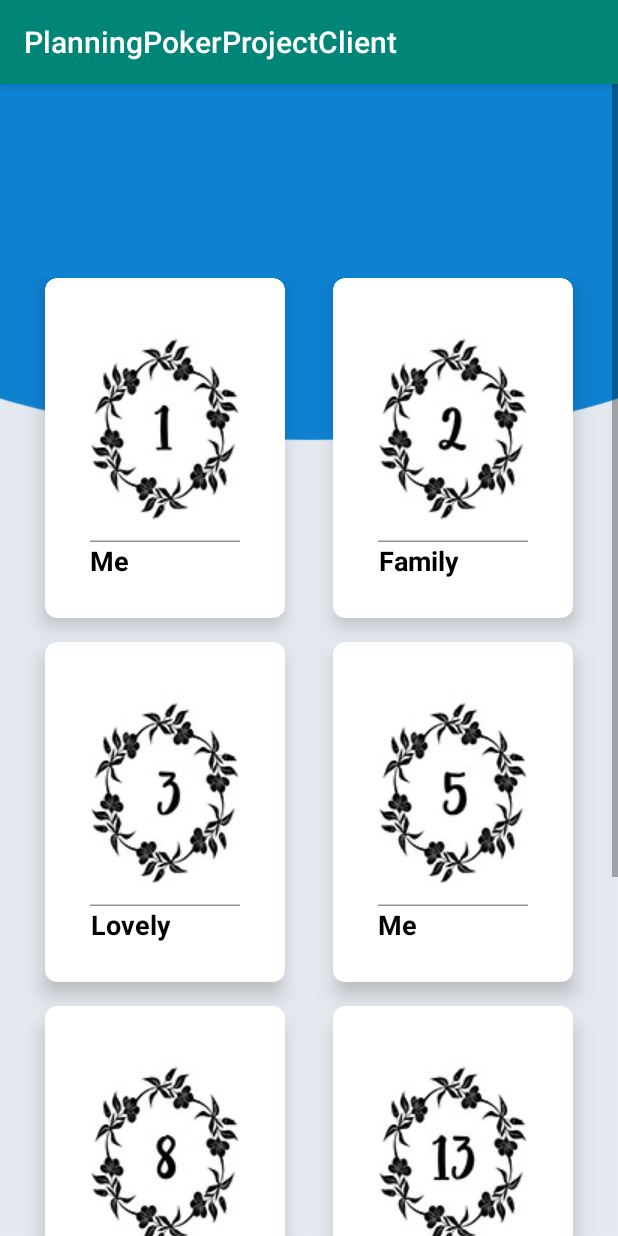
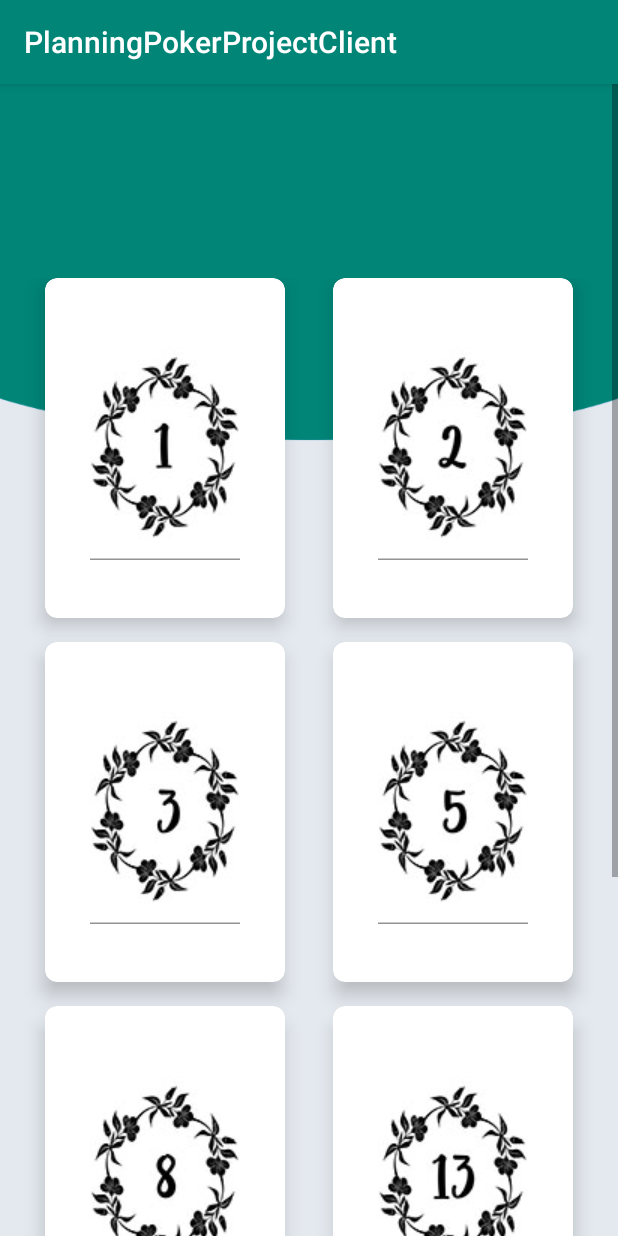
Before and after one commit to naghim/PlanningPokerProjectClient, an Android app: the fragment VoteFragment placed in its activity, on a phone screen of 412 x 824 dp. Run offline under Robolectric (Android 15) with nearby library versions, the phone set to English and light mode, and no system bars; our stand-ins replace Firebase (no records; nobody signed in at launch, a user with empty details on screens opened directly).

Commit message:
Fixed some bugs, added launcher icon and comments.
Fixed some bugs, added launcher icon and comments.

```diff
--- a/app/src/main/AndroidManifest.xml
+++ b/app/src/main/AndroidManifest.xml
@@ -4,9 +4,9 @@
 
     <application
         android:allowBackup="true"
-        android:icon="@mipmap/ic_launcher"
+        android:icon="@drawable/client"
         android:label="@string/app_name"
-        android:roundIcon="@mipmap/ic_launcher_round"
+        android:roundIcon="@drawable/client"
         android:supportsRtl="true"
         android:theme="@style/AppTheme">
         <activity android:name=".MainActivity">
--- a/app/src/main/java/com/example/planningpokerprojectclient/MainFragment.java
+++ b/app/src/main/java/com/example/planningpokerprojectclient/MainFragment.java
@@ -26,8 +26,6 @@ public class MainFragment extends Fragment {
     private Button mLoginButton;
     private EditText mGroupNameEditText;
 
-    // The onCreateView method is called when Fragment should create its View object hierarchy,
-    // either dynamically or via XML layout inflation.
     @Override
     public View onCreateView(LayoutInflater inflater, ViewGroup parent, Bundle savedInstanceState) {
         // Defines the xml file for the fragment
@@ -35,6 +33,7 @@ public class MainFragment extends Fragment {
         mGroupNameEditText = view.findViewById(R.id.groupNameEditText);
         mLoginButton = view.findViewById(R.id.loginButton);
 
+        // Listener on the login button.
         mLoginButton.setOnClickListener(new View.OnClickListener() {
 
             @Override
@@ -44,13 +43,4 @@ public class MainFragment extends Fragment {
 
         return view;
     }
-
-
-    // This event is triggered soon after onCreateView().
-    // Any view setup should occur here.  E.g., view lookups and attaching view listeners.
-    @Override
-    public void onViewCreated(View view, Bundle savedInstanceState) {
-        // Setup any handles to view objects here
-        // EditText etFoo = (EditText) view.findViewById(R.id.etFoo);
-    }
 }
--- a/app/src/main/java/com/example/planningpokerprojectclient/Model/Question_Has.java
+++ b/app/src/main/java/com/example/planningpokerprojectclient/Model/Question_Has.java
@@ -30,8 +30,8 @@ public class Question_Has {
         return this.user_resp;
     }
 
-    public Collection<UserVote> getUser_vote_resp(){
-        return this.user_resp.values();
+    public HashMap<String, UserVote> getUser_vote_resp(){
+        return this.user_resp;
     }
 
     public int getIsactive()
--- a/app/src/main/java/com/example/planningpokerprojectclient/RecyclerAdapter.java
+++ b/app/src/main/java/com/example/planningpokerprojectclient/RecyclerAdapter.java
@@ -45,7 +45,8 @@ public class RecyclerAdapter extends RecyclerView.Adapter<RecyclerAdapter.Recycl
         UserVote currentItem = mRecyclerItemArrayList.get(position);
         if (currentItem !=null){
             holder.mUserNameTextView.setText(currentItem.getName());
-            holder.mValueTextView.setText(String.valueOf(currentItem.getValue()));
+            holder.mValueTextView.setText(currentItem.getValue() == -1 ? "Coffee" : String.valueOf(currentItem.getValue()));
+            holder.mQuestionTextView.setText(Globals.getInstance().getQuestionText());
         }
     }
 
--- a/app/src/main/res/layout/main_fragment.xml
+++ b/app/src/main/res/layout/main_fragment.xml
@@ -12,6 +12,7 @@
         android:text="Welcome to PlanningPokerApp!"
         android:textColor="#009688"
         android:textSize="30sp"
+        android:layout_marginLeft="20dp"
         app:layout_constraintEnd_toEndOf="parent"
         app:layout_constraintStart_toStartOf="parent"
         app:layout_constraintTop_toTopOf="@+id/guideline20" />
--- a/app/src/main/res/layout/vote_fragment.xml
+++ b/app/src/main/res/layout/vote_fragment.xml
@@ -19,7 +19,9 @@
         android:layout_height="83dp"
         android:layout_marginTop="32dp"
         android:text="TextView"
+        android:textSize="25dp"
         android:gravity="center"
+        android:textColor="@android:color/white"
         app:layout_constraintEnd_toEndOf="parent"
         app:layout_constraintStart_toStartOf="parent"
         app:layout_constraintTop_toTopOf="parent" />
@@ -73,15 +75,6 @@
                         android:layout_gravity="center_horizontal"
                         android:src="@drawable/one"
                         android:onClick="onClickVoteImage"/>
-
-                    <TextView
-                        android:layout_width="wrap_content"
-                        android:layout_height="wrap_content"
-                        android:text="Me"
-                        android:textAlignment="center"
-                        android:textColor="@android:color/black"
-                        android:textSize="18sp"
-                        android:textStyle="bold" />
                 </LinearLayout>
             </androidx.cardview.widget.CardView>
 
@@ -106,18 +99,12 @@
 
                     <ImageView
                         android:layout_width="wrap_content"
+                        android:id="@+id/two"
                         android:layout_height="wrap_content"
                         android:layout_gravity="center_horizontal"
-                        android:src="@drawable/two" />
+                        android:src="@drawable/two"
+                        android:onClick="onClickVoteImage"/>
 
-                    <TextView
-                        android:layout_width="wrap_content"
-                        android:layout_height="wrap_content"
-                        android:text="Family"
-                        android:textAlignment="center"
-                        android:textColor="@android:color/black"
-                        android:textSize="18sp"
-                        android:textStyle="bold" />
                 </LinearLayout>
             </androidx.cardview.widget.CardView>
 
@@ -145,18 +132,11 @@
 
                     <ImageView
                         android:layout_width="wrap_content"
+                        android:id="@+id/three"
                         android:layout_height="wrap_content"
                         android:layout_gravity="center_horizontal"
-                        android:src="@drawable/three" />
-
-                    <TextView
-                        android:layout_width="wrap_content"
-                        android:layout_height="wrap_content"
-                        android:text="Lovely"
-                        android:textAlignment="center"
-                        android:textColor="@android:color/black"
-                        android:textSize="18sp"
-                        android:textStyle="bold" />
+                        android:src="@drawable/three"
+                        android:onClick="onClickVoteImage"/>
                 </LinearLayout>
             </androidx.cardview.widget.CardView>
 
@@ -180,18 +160,12 @@
 
                     <ImageView
                         android:layout_width="wrap_content"
+                        android:id="@+id/five"
                         android:layout_height="wrap_content"
                         android:layout_gravity="center_horizontal"
-                        android:src="@drawable/five" />
+                        android:src="@drawable/five"
+                        android:onClick="onClickVoteImage"/>
 
-                    <TextView
-                        android:layout_width="wrap_content"
-                        android:layout_height="wrap_content"
-                        android:text="Me"
-                        android:textAlignment="center"
-                        android:textColor="@android:color/black"
-                        android:textSize="18sp"
-                        android:textStyle="bold" />
                 </LinearLayout>
             </androidx.cardview.widget.CardView>
 
@@ -215,18 +189,11 @@
 
                     <ImageView
                         android:layout_width="wrap_content"
+                        android:id="@+id/eight"
                         android:layout_height="wrap_content"
                         android:layout_gravity="center_horizontal"
-                        android:src="@drawable/eight" />
-
-                    <TextView
-                        android:layout_width="wrap_content"
-                        android:layout_height="wrap_content"
-                        android:text="Me"
-                        android:textAlignment="center"
-                        android:textColor="@android:color/black"
-                        android:textSize="18sp"
-                        android:textStyle="bold" />
+                        android:src="@drawable/eight"
+                        android:onClick="onClickVoteImage"/>
                 </LinearLayout>
             </androidx.cardview.widget.CardView>
 
@@ -250,18 +217,12 @@
 
                         <ImageView
                             android:layout_width="wrap_content"
+                            android:id="@+id/thirteen"
                             android:layout_height="wrap_content"
                             android:layout_gravity="center_horizontal"
-                            android:src="@drawable/thirteen" />
+                            android:src="@drawable/thirteen"
+                            android:onClick="onClickVoteImage"/>
 
-                        <TextView
-                            android:layout_width="wrap_content"
-                            android:layout_height="wrap_content"
-                            android:text="Me"
-                            android:textAlignment="center"
-                            android:textColor="@android:color/black"
-                            android:textSize="18sp"
-                            android:textStyle="bold" />
                     </LinearLayout>
                 </androidx.cardview.widget.CardView>
 
@@ -285,18 +246,11 @@
 
                         <ImageView
                             android:layout_width="wrap_content"
+                            android:id="@+id/twentyone"
                             android:layout_height="wrap_content"
                             android:layout_gravity="center_horizontal"
-                            android:src="@drawable/twentyone" />
-
-                        <TextView
-                            android:layout_width="wrap_content"
-                            android:layout_height="wrap_content"
-                            android:text="Me"
-                            android:textAlignment="center"
-                            android:textColor="@android:color/black"
-                            android:textSize="18sp"
-                            android:textStyle="bold" />
+                            android:src="@drawable/twentyone"
+                            android:onClick="onClickVoteImage"/>
                     </LinearLayout>
                 </androidx.cardview.widget.CardView>
 
@@ -320,18 +274,11 @@
 
                         <ImageView
                             android:layout_width="wrap_content"
+                            android:id="@+id/zero"
                             android:layout_height="wrap_content"
                             android:layout_gravity="center_horizontal"
-                            android:src="@drawable/zero" />
-
-                        <TextView
-                            android:layout_width="wrap_content"
-                            android:layout_height="wrap_content"
-                            android:text="Me"
-                            android:textAlignment="center"
-                            android:textColor="@android:color/black"
-                            android:textSize="18sp"
-                            android:textStyle="bold" />
+                            android:src="@drawable/zero"
+                            android:onClick="onClickVoteImage"/>
                     </LinearLayout>
                 </androidx.cardview.widget.CardView>
         </GridLayout>
```
Also changed, not shown: app/src/main/java/com/example/planningpokerprojectclient/FirebaseDatabaseHelper.java (+5 -34 lines), app/src/main/java/com/example/planningpokerprojectclient/FragmentRecyclerList.java (+7 -5 lines), app/src/main/java/com/example/planningpokerprojectclient/Globals.java (+20 -13 lines), app/src/main/java/com/example/planningpokerprojectclient/MainActivity.java (+43 -15 lines), app/src/main/java/com/example/planningpokerprojectclient/Model/Group_Has.java (+5 -4 lines), app/src/main/res/drawable/bg.png.
